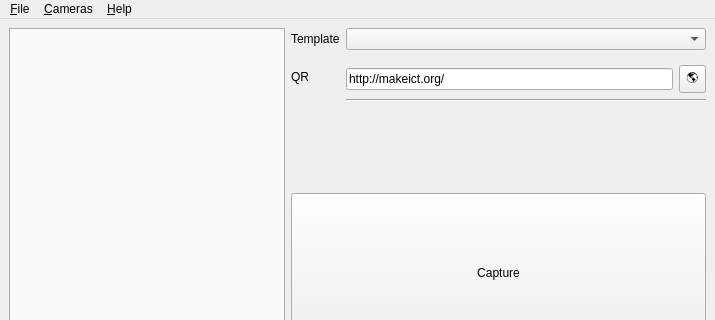
Qt form badge-printer/MainWindow.ui (MakeICT/badge-printer) before a commit; both pictures show x 0 to 715 and y 0 to 320 of the 715 by 497 pixel window.
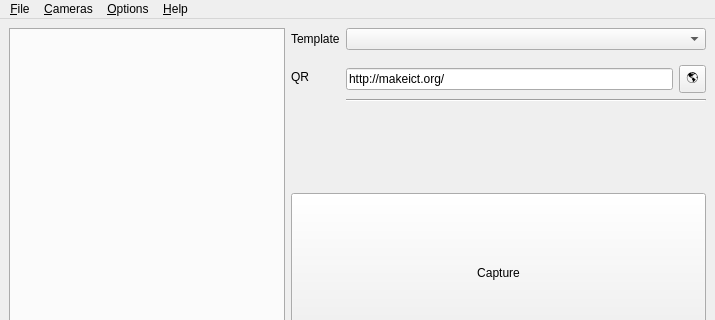
The same form after that commit. Icons and pictures are not drawn. Custom widgets are drawn as their Qt base class.

Commit message: use inkscape to print by default

Diff of the .ui file:
```diff
--- a/badge-printer/MainWindow.ui
+++ b/badge-printer/MainWindow.ui
@@ -254,8 +254,15 @@
     </property>
     <addaction name="separator"/>
    </widget>
+   <widget class="QMenu" name="menuPrint_mode">
+    <property name="title">
+     <string>&amp;Options</string>
+    </property>
+    <addaction name="actionUseInkscape"/>
+   </widget>
    <addaction name="menuFile"/>
    <addaction name="menuCameras"/>
+   <addaction name="menuPrint_mode"/>
    <addaction name="menuHelp"/>
   </widget>
   <widget class="QStatusBar" name="statusbar"/>
```
Left out of the diff: 11 changed lines with no effect on the pictures. The commit also changes 1 other file.
